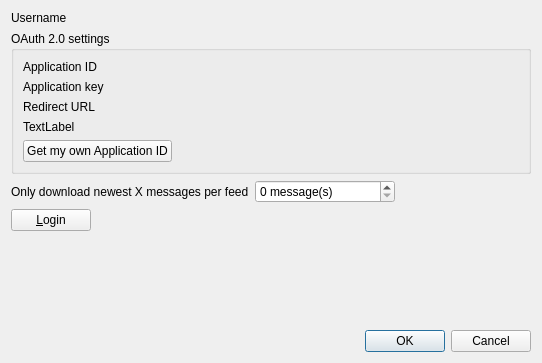
The window that src/librssguard/services/inoreader/gui/formeditinoreaderaccount.ui (martinrotter/rssguard) describes before a commit, drawn with Qt 5.
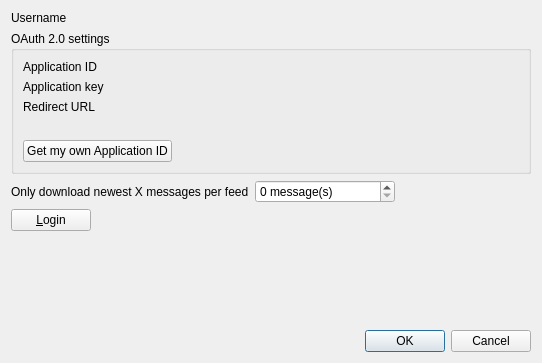
The same window after the commit. Custom widgets are drawn as their Qt base class.

What changed in the file:
```diff
--- a/src/librssguard/services/inoreader/gui/formeditinoreaderaccount.ui
+++ b/src/librssguard/services/inoreader/gui/formeditinoreaderaccount.ui
@@ -68,9 +68,6 @@
       </item>
       <item row="3" column="0" colspan="2">
        <widget class="QLabel" name="m_lblInfo">
-        <property name="text">
-         <string>TextLabel</string>
-        </property>
         <property name="wordWrap">
          <bool>true</bool>
         </property>
```
